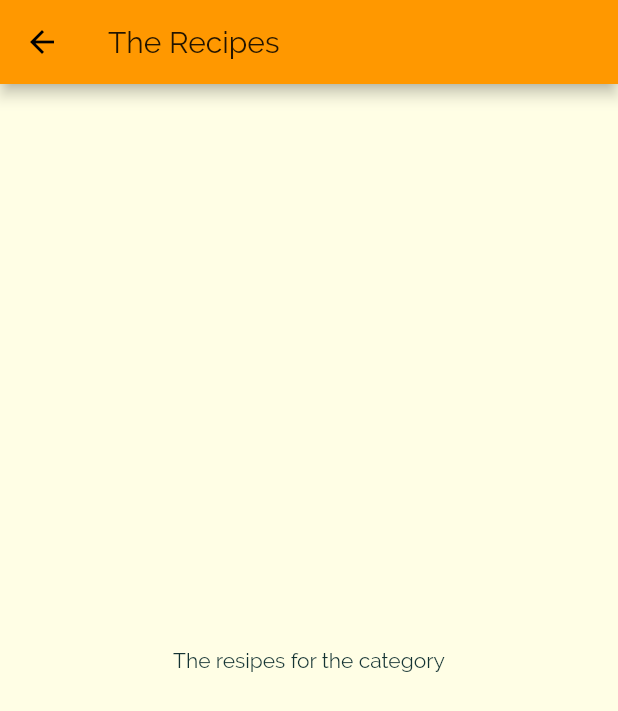
After one commit to channaveerayya/MealsApp, a Flutter app: the screen it shows after launch, after a tap on "Italian", on a phone screen of 412 x 824 dp. The commit adds this screen. Shown: the top 711 px of the screen. Run offline on Flutter 3.47's test engine with Material 2 defaults, Android fonts, the phone set to English and light mode, and no system bars.

Commit message:
navigation to new page

```diff
--- a/lib/category_item.dart
+++ b/lib/category_item.dart
@@ -1,3 +1,4 @@
+import 'package:MealsApp/category_meals_screen.dart';
 import 'package:flutter/material.dart';
 
 class CategoryItem extends StatelessWidget {
@@ -6,13 +7,29 @@ class CategoryItem extends StatelessWidget {
 
   CategoryItem(this.title, this.color);
 
+  void selectCategory(BuildContext ctx) {
+    Navigator.of(ctx).push(
+      MaterialPageRoute(
+        builder: (_) {
+          return CategoryMealsScreen();
+        },
+      ),
+    );
+  }
+
   @override
   Widget build(BuildContext context) {
-    return Container(
+    return InkWell(
+      onTap: () => selectCategory(context),
+      splashColor: Theme.of(context).primaryColor,
+      borderRadius: BorderRadius.circular(15),
+      child: Container(
         padding: EdgeInsets.all(15),
+        child: Center(
           child: Text(
             title,
             style: Theme.of(context).textTheme.title,
+          ),
         ),
         decoration: BoxDecoration(
           gradient: LinearGradient(
@@ -25,6 +42,7 @@ class CategoryItem extends StatelessWidget {
           ),
           borderRadius: BorderRadius.circular(15),
         ),
+      ),
     );
   }
 }
--- /dev/null
+++ b/lib/category_meals_screen.dart
@@ -0,0 +1,15 @@
+import 'package:flutter/material.dart';
+
+class CategoryMealsScreen extends StatelessWidget {
+  @override
+  Widget build(BuildContext context) {
+    return Scaffold(
+      appBar: AppBar(
+        title: Text('The Recipes'),
+      ),
+      body: Center(
+        child: Text('The resipes for the category'),
+      ),
+    );
+  }
+}
```
Lines whose indentation alone changed are shown as unchanged.
